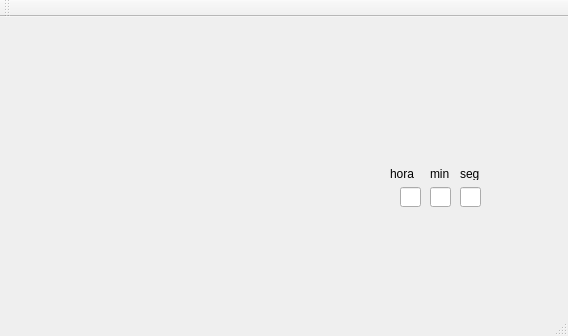
Qt form bridge/mainwindow.ui (walker1239/LP-3) before a commit.
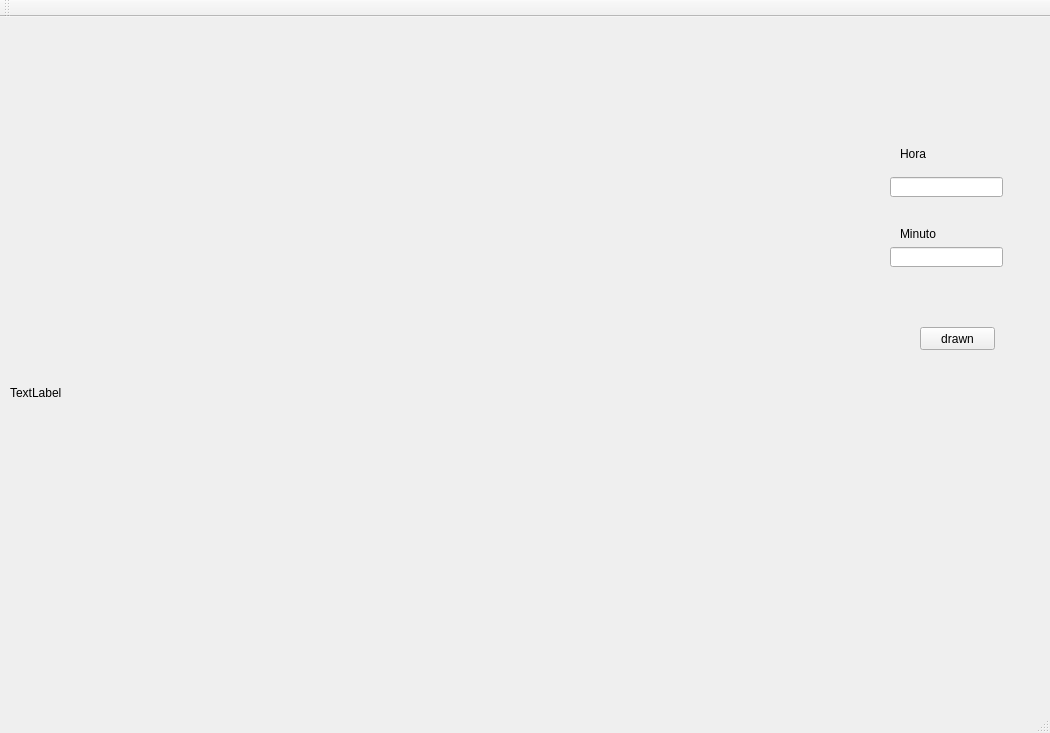
The same form after that commit.

What changed in the file:
```diff
--- a/bridge/mainwindow.ui
+++ b/bridge/mainwindow.ui
@@ -6,20 +6,33 @@
    <rect>
     <x>0</x>
     <y>0</y>
-    <width>568</width>
-    <height>336</height>
+    <width>1050</width>
+    <height>733</height>
    </rect>
   </property>
   <property name="windowTitle">
    <string>MainWindow</string>
   </property>
   <widget class="QWidget" name="centralWidget">
+   <widget class="QLabel" name="l_area">
+    <property name="geometry">
+     <rect>
+      <x>10</x>
+      <y>0</y>
+      <width>731</width>
+      <height>751</height>
+     </rect>
+    </property>
+    <property name="text">
+     <string>TextLabel</string>
+    </property>
+   </widget>
    <widget class="QLineEdit" name="hora">
     <property name="geometry">
      <rect>
-      <x>400</x>
-      <y>170</y>
-      <width>21</width>
+      <x>890</x>
+      <y>160</y>
+      <width>113</width>
       <height>20</height>
      </rect>
     </property>
@@ -27,73 +40,50 @@
    <widget class="QLineEdit" name="min">
     <property name="geometry">
      <rect>
-      <x>430</x>
-      <y>170</y>
-      <width>21</width>
+      <x>890</x>
+      <y>230</y>
+      <width>113</width>
       <height>20</height>
      </rect>
     </property>
    </widget>
-   <widget class="QLineEdit" name="seg">
+   <widget class="QPushButton" name="drawn">
     <property name="geometry">
      <rect>
-      <x>460</x>
-      <y>170</y>
-      <width>21</width>
-      <height>20</height>
+      <x>920</x>
+      <y>310</y>
+      <width>75</width>
+      <height>23</height>
      </rect>
     </property>
+    <property name="text">
+     <string>drawn</string>
+    </property>
    </widget>
    <widget class="QLabel" name="label">
     <property name="geometry">
      <rect>
-      <x>390</x>
-      <y>150</y>
-      <width>46</width>
+      <x>900</x>
+      <y>210</y>
+      <width>47</width>
       <height>13</height>
      </rect>
     </property>
     <property name="text">
-     <string>hora</string>
+     <string>Minuto</string>
     </property>
    </widget>
    <widget class="QLabel" name="label_2">
     <property name="geometry">
      <rect>
-      <x>430</x>
-      <y>150</y>
-      <width>46</width>
+      <x>900</x>
+      <y>130</y>
+      <width>47</width>
       <height>13</height>
      </rect>
     </property>
     <property name="text">
-     <string>min</string>
-    </property>
-   </widget>
-   <widget class="QLabel" name="label_3">
-    <property name="geometry">
-     <rect>
-      <x>460</x>
-      <y>150</y>
-      <width>46</width>
-      <height>13</height>
-     </rect>
-    </property>
-    <property name="text">
-     <string>seg</string>
-    </property>
-   </widget>
-   <widget class="QLabel" name="base">
-    <property name="geometry">
-     <rect>
-      <x>30</x>
-      <y>10</y>
-      <width>311</width>
-      <height>271</height>
-     </rect>
-    </property>
-    <property name="text">
-     <string/>
+     <string>Hora</string>
     </property>
    </widget>
   </widget>
```
Left out of the diff: 4 changed lines with no effect on the pictures.
